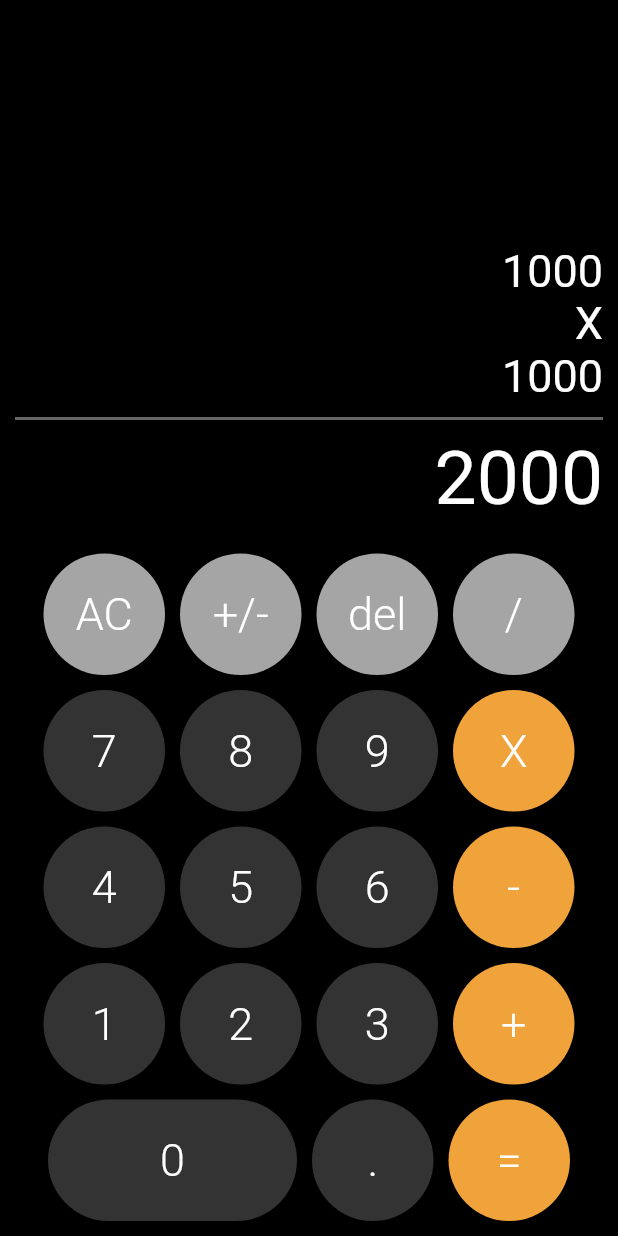
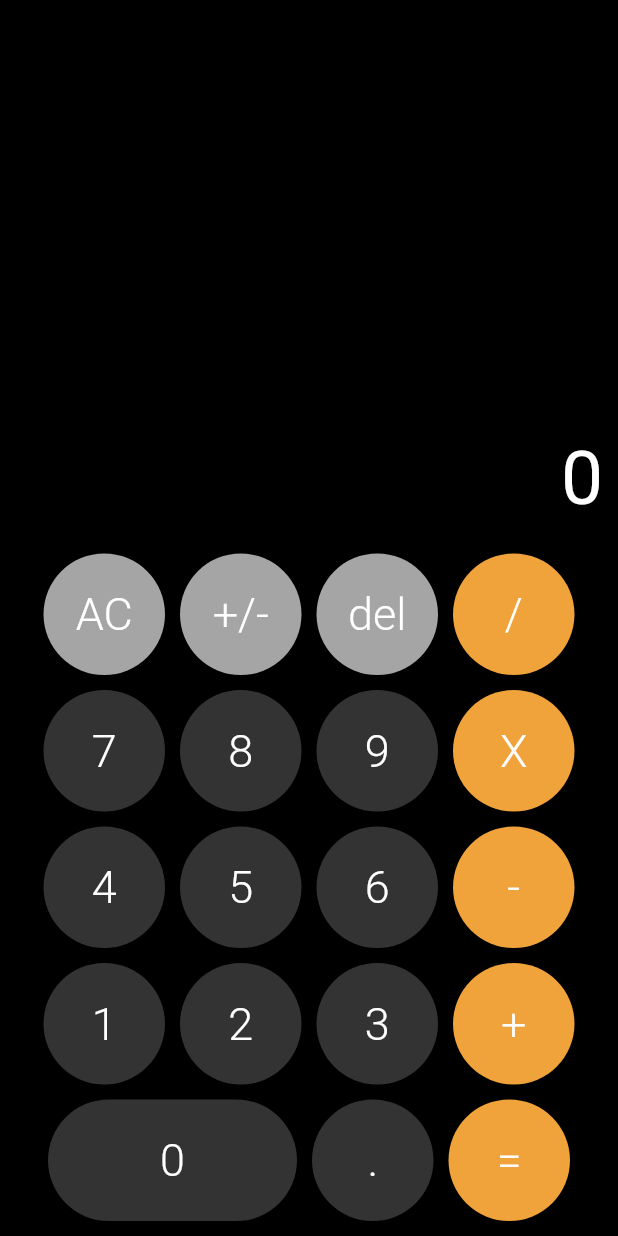
Before and after one commit to jQuera/flutter_bloc_calculator, a Flutter app: the screen it shows after launch, after a tap on "AC", on a phone screen of 412 x 824 dp. Run offline on Flutter 3.47's test engine with Material 2 defaults, Android fonts, the phone set to English and light mode, and no system bars; our stand-ins replace bloc, flutter_bloc.

Commit message:
bloc listo, solo funciona sumar

```diff
--- a/lib/bloc/calculator/calculator_bloc.dart
+++ b/lib/bloc/calculator/calculator_bloc.dart
@@ -5,9 +5,88 @@ part 'calculator_event.dart';
 part 'calculator_state.dart';
 
 class CalculatorBloc extends Bloc<CalculatorEvent, CalculatorState> {
-  CalculatorBloc() : super(CalculatorInitial()) {
-    on<CalculatorEvent>((event, emit) {
-      // TODO: implement event handler
-    });
+  CalculatorBloc() : super(const CalculatorState()) {
+    on<CalculatorEvent>(
+      ((event, emit) {
+        if (event is ResetAC) {
+          _onResetAC(event, emit);
+        } else if (event is AddNumber) {
+          _onAddNumber(event, emit);
+        } else if (event is ChangeNegativePositive) {
+          _changeNegativePositive(event, emit);
+        } else if (event is DeleteLastEntry) {
+          _deleteLastEntry(event, emit);
+        } else if (event is OperationEntry) {
+          _operationEntry(event, emit);
+        } else if (event is CalculateResult) {
+          _calculateResult(event, emit);
+        }
+      }),
+    );
+  }
+  void _onResetAC(ResetAC event, Emitter<CalculatorState> emit) async {
+    emit(
+      const CalculatorState(
+        firstNumber: '0',
+        secondNumber: '0',
+        operation: 'none',
+        mathResult: '0',
+      ),
+    );
+  }
+
+  void _onAddNumber(AddNumber event, Emitter<CalculatorState> emit) {
+    emit(
+      state.copyWith(
+        mathResult: (state.mathResult == '0')
+            ? event.number
+            : state.mathResult + event.number,
+      ),
+    );
+  }
+
+  void _changeNegativePositive(
+      ChangeNegativePositive event, Emitter<CalculatorState> emit) {
+    emit(state.copyWith(
+        mathResult: state.mathResult.contains('-')
+            ? state.mathResult.replaceFirst('-', '')
+            : '-${state.mathResult}'));
+  }
+
+  void _deleteLastEntry(DeleteLastEntry event, Emitter<CalculatorState> emit) {
+    emit(
+      state.copyWith(
+        mathResult: state.mathResult.length > 1
+            ? state.mathResult.substring(0, state.mathResult.length - 1)
+            : '0',
+      ),
+    );
+  }
+
+  void _operationEntry(OperationEntry event, Emitter<CalculatorState> emit) {
+    emit(
+      state.copyWith(
+        firstNumber: state.mathResult,
+        mathResult: '0',
+        operation: event.operation,
+        secondNumber: '0',
+      ),
+    );
+  }
+
+  void _calculateResult(CalculateResult event, Emitter<CalculatorState> emit) {
+    final double num1 = double.parse(state.firstNumber);
+    final double num2 = double.parse(state.mathResult);
+
+    switch (state.operation) {
+      case '+':
+        emit(state.copyWith(
+          secondNumber: state.mathResult,
+          mathResult: '${num1 + num2}',
+        ));
+        break;
+      default:
+        emit(state);
+    }
   }
 }
--- a/lib/bloc/calculator/calculator_event.dart
+++ b/lib/bloc/calculator/calculator_event.dart
@@ -2,3 +2,22 @@ part of 'calculator_bloc.dart';
 
 @immutable
 abstract class CalculatorEvent {}
+
+class ResetAC extends CalculatorEvent {}
+
+class AddNumber extends CalculatorEvent {
+  final String number;
+
+  AddNumber(this.number);
+}
+
+class ChangeNegativePositive extends CalculatorEvent {}
+
+class DeleteLastEntry extends CalculatorEvent {}
+
+class OperationEntry extends CalculatorEvent {
+  final String operation;
+  OperationEntry(this.operation);
+}
+
+class CalculateResult extends CalculatorEvent {}
--- a/lib/bloc/calculator/calculator_state.dart
+++ b/lib/bloc/calculator/calculator_state.dart
@@ -1,7 +1,7 @@
 part of 'calculator_bloc.dart';
 
-@immutable
-abstract class CalculatorState {
+// @immutable
+class CalculatorState {
   final String mathResult;
   final String firstNumber;
   final String secondNumber;
@@ -12,6 +12,32 @@ abstract class CalculatorState {
     this.secondNumber = "20",
     this.operation = "+",
   });
+
+  CalculatorState copyWith({
+    String? mathResult,
+    String? firstNumber,
+    String? secondNumber,
+    String? operation,
+  }) =>
+      CalculatorState(
+        mathResult: mathResult ?? this.mathResult,
+        firstNumber: firstNumber ?? this.firstNumber,
+        secondNumber: secondNumber ?? this.secondNumber,
+        operation: operation ?? this.operation,
+      );
 }
 
-class CalculatorInitial extends CalculatorState {}
+// class CalculatorInitial extends CalculatorState {}
+
+// class CalculatorState {
+//   final String mathResult;
+//   final String firstNumber;
+//   final String secondNumber;
+//   final String operation;
+//   const CalculatorState({
+//     this.mathResult = "30",
+//     this.firstNumber = "10",
+//     this.secondNumber = "20",
+//     this.operation = "+",
+//   });
+// }
--- a/lib/main.dart
+++ b/lib/main.dart
@@ -1,9 +1,25 @@
 import 'package:flutter/material.dart';
+import 'package:flutter_bloc/flutter_bloc.dart';
+import 'package:flutter_bloc_study/bloc/calculator/calculator_bloc.dart';
 
 import 'screens/calculator_screen.dart';
 
 void main() {
-  runApp(const MyApp());
+  runApp(const AppState());
+}
+
+class AppState extends StatelessWidget {
+  const AppState({super.key});
+
+  @override
+  Widget build(BuildContext context) {
+    return MultiBlocProvider(
+      providers: [
+        BlocProvider(create: (_) => CalculatorBloc()),
+      ],
+      child: const MyApp(),
+    );
+  }
 }
 
 class MyApp extends StatelessWidget {
--- /dev/null
+++ b/lib/widgets/results_labels.dart
@@ -0,0 +1,44 @@
+import 'package:flutter/material.dart';
+import 'package:flutter_bloc/flutter_bloc.dart';
+
+import '../bloc/calculator/calculator_bloc.dart';
+import 'line_separator.dart';
+import 'main_result.dart';
+import 'sub_result.dart';
+
+class ResultsLabels extends StatelessWidget {
+  const ResultsLabels({super.key});
+
+  @override
+  Widget build(BuildContext context) {
+    return BlocBuilder<CalculatorBloc, CalculatorState>(
+      builder: (context, state) {
+        if (state.firstNumber == '0' && state.secondNumber == '0') {
+          return MainResultText(
+            text: state.mathResult.endsWith('.0')
+                ? state.mathResult.substring(0, state.mathResult.length - 2)
+                : state.mathResult,
+          );
+        }
+        return Column(
+          children: [
+            SubResult(text: state.firstNumber),
+            SubResult(text: state.operation),
+            SubResult(
+              text: state.secondNumber.endsWith('.0')
+                  ? state.secondNumber
+                      .substring(0, state.secondNumber.length - 2)
+                  : state.secondNumber,
+            ),
+            LineSeparator(),
+            MainResultText(
+              text: state.mathResult.endsWith('.0')
+                  ? state.mathResult.substring(0, state.mathResult.length - 2)
+                  : state.mathResult,
+            ),
+          ],
+        );
+      },
+    );
+  }
+}
```
Also changed, not shown: lib/screens/calculator_screen.dart (+26 -28 lines).
